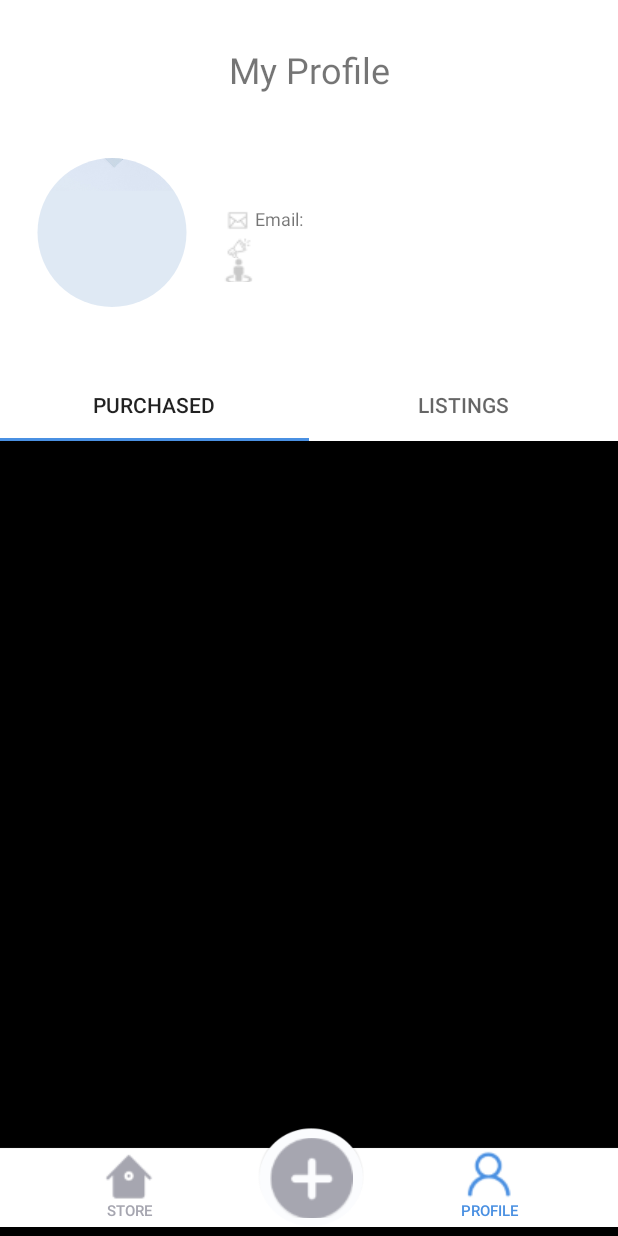
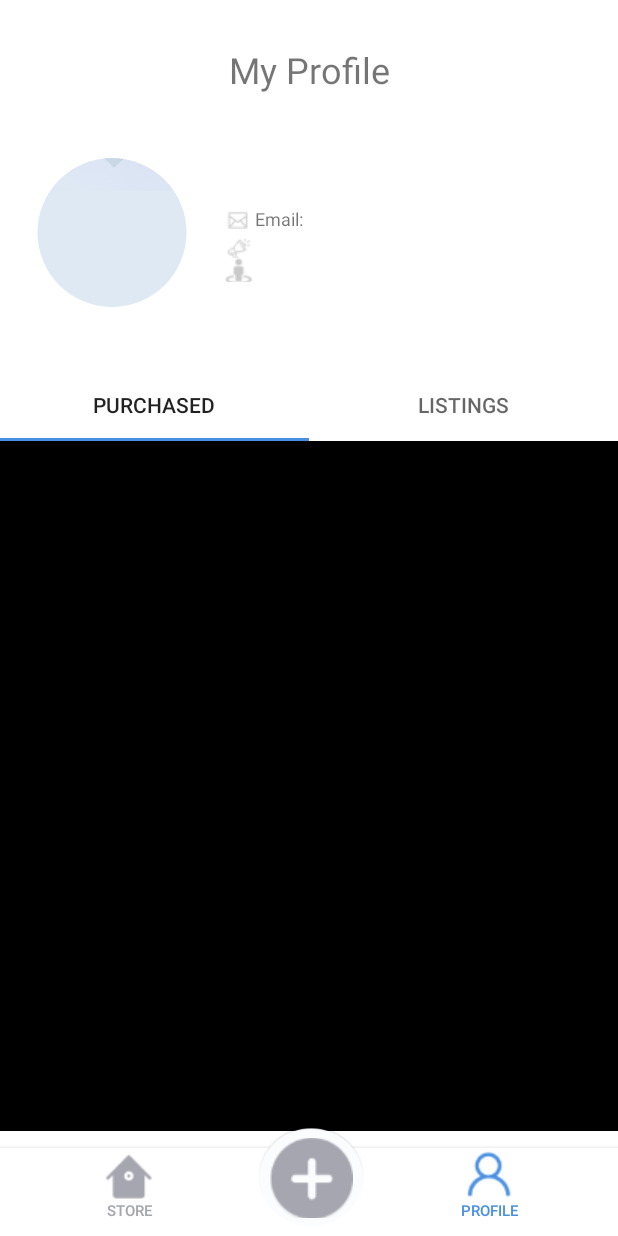
Before and after one commit to PhilipLeong/MAPP-CA4, an Android app: the ProfileActivity screen opened directly, with no data from a screen before it, on a phone screen of 412 x 824 dp. Run offline under Robolectric (Android 15) with nearby library versions, the phone set to English and light mode, and no system bars; our stand-ins replace CircleImageView, Firebase (no records; nobody signed in at launch, a user with empty details on screens opened directly); 3 statements that could not run were skipped.

Commit message:
added listings functionality in profile, fixed sign up camera function, added scroll to login

```diff
--- a/BookHub/app/src/main/AndroidManifest.xml
+++ b/BookHub/app/src/main/AndroidManifest.xml
@@ -10,10 +10,11 @@
         android:roundIcon="@mipmap/ic_launcher_round"
         android:supportsRtl="true"
         android:theme="@style/AppTheme">
+        <activity android:name=".profileui.EditActivity"></activity>
         <activity
             android:name=".ProfileActivity"
             android:label="@string/title_activity_profile"
-            android:theme="@style/AppTheme.NoActionBar"></activity>
+            android:theme="@style/AppTheme.NoActionBar" />
         <activity android:name=".SplashScreen">
             <intent-filter>
                 <action android:name="android.intent.action.MAIN" />
@@ -29,12 +30,10 @@
             android:name=".PostActivity"
             android:label="@string/app_name"
             android:theme="@style/AppTheme.NoActionBar" />
-
         <activity
             android:name=".StoreActivity"
             android:label="@string/app_name"
             android:theme="@style/AppTheme.NoActionBar" />
-
         <activity
             android:name=".IndividualSchoolActivity"
             android:label="@string/app_name"
--- a/BookHub/app/src/main/java/mapp/com/sg/bookhub/profileui/ListingsFragment.java
+++ b/BookHub/app/src/main/java/mapp/com/sg/bookhub/profileui/ListingsFragment.java
@@ -1,19 +1,84 @@
 package mapp.com.sg.bookhub.profileui;
 
+import android.app.ProgressDialog;
 import android.os.Bundle;
+import android.util.Log;
 import android.view.LayoutInflater;
 import android.view.View;
 import android.view.ViewGroup;
+import android.widget.GridView;
 
 import androidx.annotation.NonNull;
 import androidx.annotation.Nullable;
 import androidx.fragment.app.Fragment;
 
+import com.google.android.gms.tasks.OnCompleteListener;
+import com.google.android.gms.tasks.Task;
+import com.google.firebase.auth.FirebaseAuth;
+import com.google.firebase.firestore.FirebaseFirestore;
+import com.google.firebase.firestore.QueryDocumentSnapshot;
+import com.google.firebase.firestore.QuerySnapshot;
+
+import java.util.ArrayList;
+import java.util.List;
+
+import mapp.com.sg.bookhub.Models.Post;
 import mapp.com.sg.bookhub.R;
 
+
 public class ListingsFragment extends Fragment {
+    private List<Post> posts;
+    private FirebaseFirestore db;
+    private FirebaseAuth firebaseAuth;
+    private ProgressDialog progessDialog;
+    private GridView gridview;
+    private String userid;
+    private ListingsAdapter adapter;
+    private final String TAG = "Listings";
+
     public View onCreateView(@NonNull LayoutInflater inflater, @Nullable ViewGroup container, @Nullable Bundle savedInstanceState) {
         View rootView = inflater.inflate(R.layout.listingsfragment, container, false);
+        progessDialog = new ProgressDialog(getContext());
+        progessDialog.setMessage("Loading listings now...");
+        progessDialog.show();
+
+        db = FirebaseFirestore.getInstance();
+        firebaseAuth = FirebaseAuth.getInstance();
+        userid = firebaseAuth.getCurrentUser().getUid();
+
+        gridview = (GridView) rootView.findViewById(R.id.listings_GridView);
+        posts = new ArrayList<Post>();
+        Log.d("Testing",userid);
+        db.collection("Posts")
+                .whereEqualTo("createdBy", "5KjYdlC58WQnQVX8dhRahmgQlYJ3")
+                .get()
+                .addOnCompleteListener(new OnCompleteListener<QuerySnapshot>() {
+                    @Override
+                    public void onComplete(@NonNull Task<QuerySnapshot> task) {
+                        progessDialog.dismiss();
+                        if (task.isSuccessful()) {
+                            QuerySnapshot documents = task.getResult();
+                            if (documents.size() != 0) {
+
+                                for (QueryDocumentSnapshot document : documents) {
+                                    Log.d("here!", document.getId());
+                                    Post p = document.toObject(Post.class);
+                                    p.setKey(document.getId());
+                                    posts.add(p);
+                                    startGridView(posts);
+                                }
+                            }
+                        } else {
+                            Log.d(TAG, "Error getting documents: ", task.getException());
+                        }
+                    }
+                });
+
         return rootView;
     }
+
+    private void startGridView (List<Post> posts){
+        adapter = new ListingsAdapter(posts, getContext());
+       gridview.setAdapter(adapter);
+    }
 }
--- a/BookHub/app/src/main/res/layout/activity_profile.xml
+++ b/BookHub/app/src/main/res/layout/activity_profile.xml
@@ -57,6 +57,9 @@
                 android:layout_width="wrap_content"
                 android:layout_height="wrap_content"
                 android:drawableStart="@drawable/email_icon"
+                android:singleLine="true"
+                android:ellipsize="end"
+                android:maxLines="1"
                 android:textSize="12sp" />
 
             <TextView
@@ -85,6 +88,9 @@
             android:layout_marginEnd="273dp"
             android:layout_marginBottom="11dp"
             android:textAlignment="center"
+            android:singleLine="true"
+            android:ellipsize="end"
+            android:maxLines="1"
             android:textSize="16sp" />
 
     </RelativeLayout>
@@ -92,9 +98,11 @@
     <androidx.viewpager.widget.ViewPager
         android:id="@+id/view_pager"
         android:layout_width="match_parent"
-        android:layout_height="wrap_content"
+        android:layout_height="0dp"
+        android:layout_marginBottom="70dp"
         android:background="#ffffff"
         app:layout_behavior="@string/appbar_scrolling_view_behavior"
+        app:layout_constraintBottom_toBottomOf="parent"
         app:layout_constraintEnd_toEndOf="parent"
         app:layout_constraintHorizontal_bias="0.0"
         app:layout_constraintStart_toStartOf="parent"
```
Also changed, not shown: BookHub/app/src/main/java/mapp/com/sg/bookhub/loginsignupui/SignUpFragment.java (+9 -2 lines), BookHub/app/src/main/java/mapp/com/sg/bookhub/profileui/EditActivity.java (added, +16 -0 lines), BookHub/app/src/main/java/mapp/com/sg/bookhub/profileui/ListingsAdapter.java (added, +98 -0 lines), BookHub/app/src/main/res/layout/activity_edit.xml (added, +9 -0 lines), BookHub/app/src/main/res/layout/listingsfragment.xml (+9 -11 lines), BookHub/app/src/main/res/layout/loginfragment.xml (+7 -1 lines), BookHub/app/src/main/res/layout/profilelisting_cardview.xml (+17 -13 lines).
